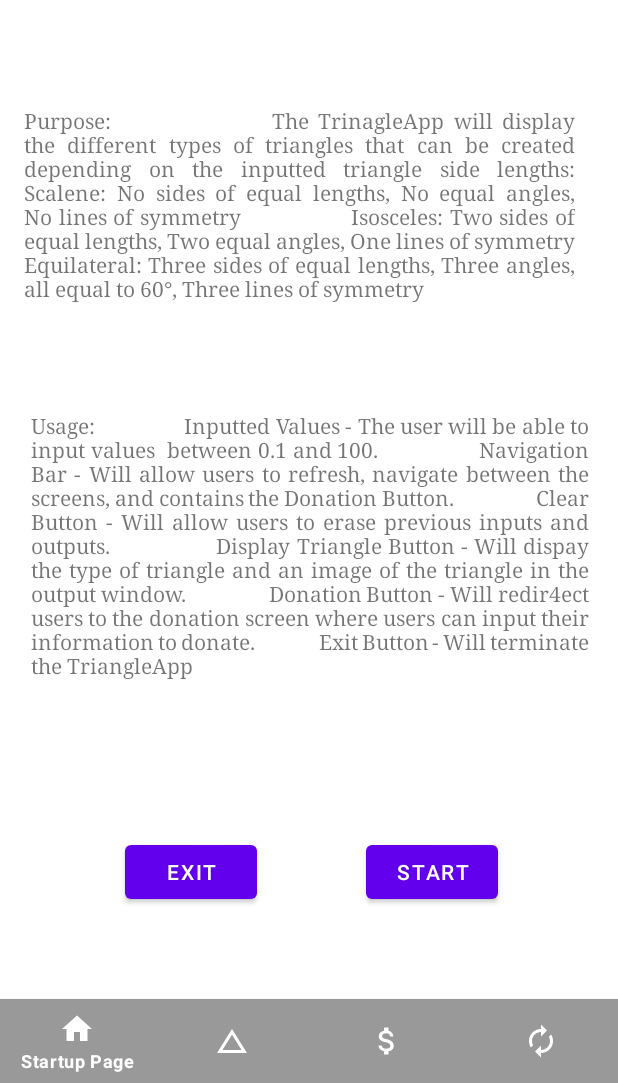
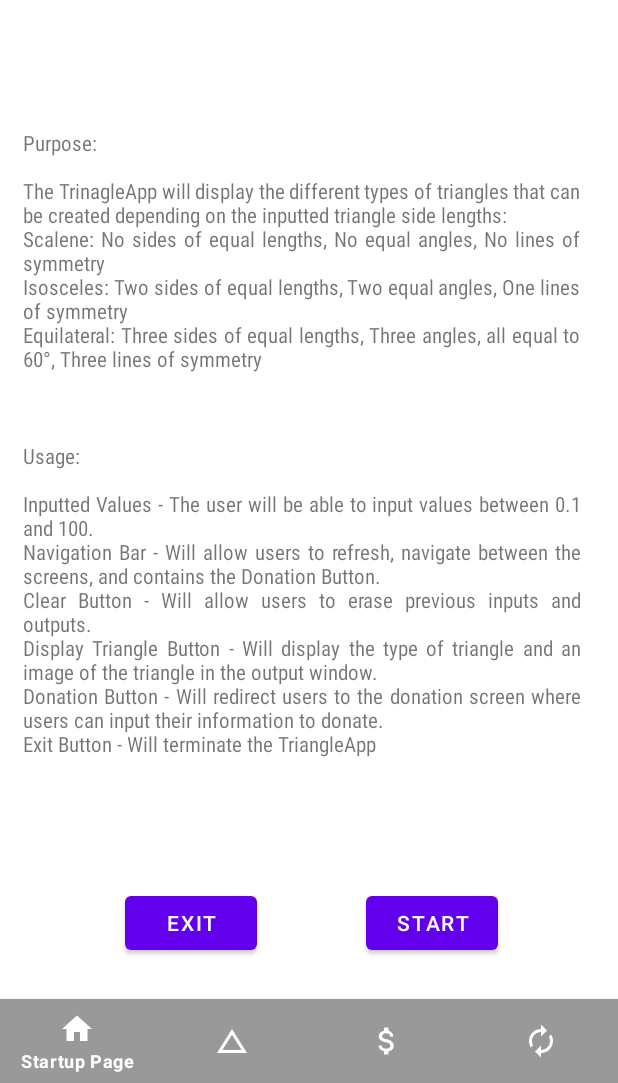
Before and after one commit to burekichevapi/TriangleHW1, an Android app: the screen it shows after launch (MainActivity), on a phone screen of 412 x 824 dp, the part 153-1236 px from its top. Run offline under Robolectric (Android 15) with nearby library versions, the phone set to English and light mode, and no system bars.

Commit message:
Reformatted startup page text for better display

```diff
--- a/app/src/main/res/layout/fragment_startup_container.xml
+++ b/app/src/main/res/layout/fragment_startup_container.xml
@@ -21,65 +21,53 @@
 
         <TextView
             android:id="@+id/label_AppPurpose"
-            android:layout_width="367dp"
-            android:layout_height="189dp"
-            android:fontFamily="serif"
+            android:layout_width="371dp"
+            android:layout_height="192dp"
+            android:fontFamily="sans-serif-condensed"
             android:justificationMode="inter_word"
-            android:text="Purpose:
-                The TrinagleApp will display the different types of triangles that can be created depending on the inputted triangle side lengths:
-                Scalene: No sides of equal lengths, No equal angles, No lines of symmetry
-                Isosceles: Two sides of equal lengths, Two equal angles, One lines of symmetry
-                Equilateral: Three sides of equal lengths, Three angles, all equal to 60°, Three lines of symmetry"
+            android:text="Purpose:\n\nThe TrinagleApp will display the different types of triangles that can be created depending on the inputted triangle side lengths:\nScalene: No sides of equal lengths, No equal angles, No lines of symmetry\nIsosceles: Two sides of equal lengths, Two equal angles, One lines of symmetry\nEquilateral: Three sides of equal lengths, Three angles, all equal to 60°, Three lines of symmetry"
             app:layout_constraintBottom_toTopOf="@+id/label_AppUsage"
             app:layout_constraintEnd_toEndOf="parent"
-            app:layout_constraintHorizontal_bias="0.363"
+            app:layout_constraintHorizontal_bias="0.375"
             app:layout_constraintStart_toStartOf="parent"
             app:layout_constraintTop_toTopOf="parent"
-            app:layout_constraintVertical_bias="0.893" />
+            app:layout_constraintVertical_bias="0.886" />
 
         <TextView
             android:id="@+id/label_AppUsage"
             android:layout_width="372dp"
             android:layout_height="270dp"
-            android:fontFamily="serif"
+            android:fontFamily="sans-serif-condensed"
             android:justificationMode="inter_word"
-            android:text="Usage:
-                Inputted Values - The user will be able to input values  between 0.1 and 100.
-                Navigation Bar - Will allow users to refresh, navigate between the screens, and contains the Donation Button.
-                Clear Button - Will allow users to erase previous inputs and outputs.
-                Display Triangle Button - Will dispay the type of triangle and an image of the triangle in the output window.
-                Donation Button - Will redir4ect users to the donation screen where users can input their information to donate.
-                Exit Button - Will terminate the TriangleApp"
+            android:text="Usage:\n\nInputted Values - The user will be able to input values between 0.1 and 100.\nNavigation Bar - Will allow users to refresh, navigate between the screens, and contains the Donation Button.\nClear Button - Will allow users to erase previous inputs and outputs.\nDisplay Triangle Button - Will display the type of triangle and an image of the triangle in the output window.\nDonation Button - Will redirect users to the donation screen where users can input their information to donate.\nExit Button - Will terminate the TriangleApp"
             app:layout_constraintBottom_toBottomOf="parent"
             app:layout_constraintEnd_toEndOf="parent"
-            app:layout_constraintHorizontal_bias="0.512"
+            app:layout_constraintHorizontal_bias="0.384"
             app:layout_constraintStart_toStartOf="parent"
             app:layout_constraintTop_toTopOf="parent"
-            app:layout_constraintVertical_bias="0.643" />
+            app:layout_constraintVertical_bias="0.683" />
 
         <Button
             android:id="@+id/btn_Start"
-            android:text="Start"
-            android:onClick="navigateToTriangleFragment"
             android:layout_width="wrap_content"
             android:layout_height="wrap_content"
             android:layout_marginEnd="80dp"
+            android:text="Start"
             app:layout_constraintBottom_toBottomOf="parent"
             app:layout_constraintEnd_toEndOf="parent"
             app:layout_constraintTop_toTopOf="parent"
-            app:layout_constraintVertical_bias="0.838" />
+            app:layout_constraintVertical_bias="0.885" />
 
         <Button
             android:id="@+id/btn_Exit"
-            android:text="Exit"
-            android:onClick="quitApp"
             android:layout_width="wrap_content"
             android:layout_height="wrap_content"
+            android:text="Exit"
             app:layout_constraintBottom_toBottomOf="parent"
             app:layout_constraintEnd_toStartOf="@+id/btn_Start"
             app:layout_constraintHorizontal_bias="0.535"
             app:layout_constraintStart_toStartOf="parent"
             app:layout_constraintTop_toTopOf="parent"
-            app:layout_constraintVertical_bias="0.838" />
+            app:layout_constraintVertical_bias="0.885" />
 
 </androidx.constraintlayout.widget.ConstraintLayout>
```
